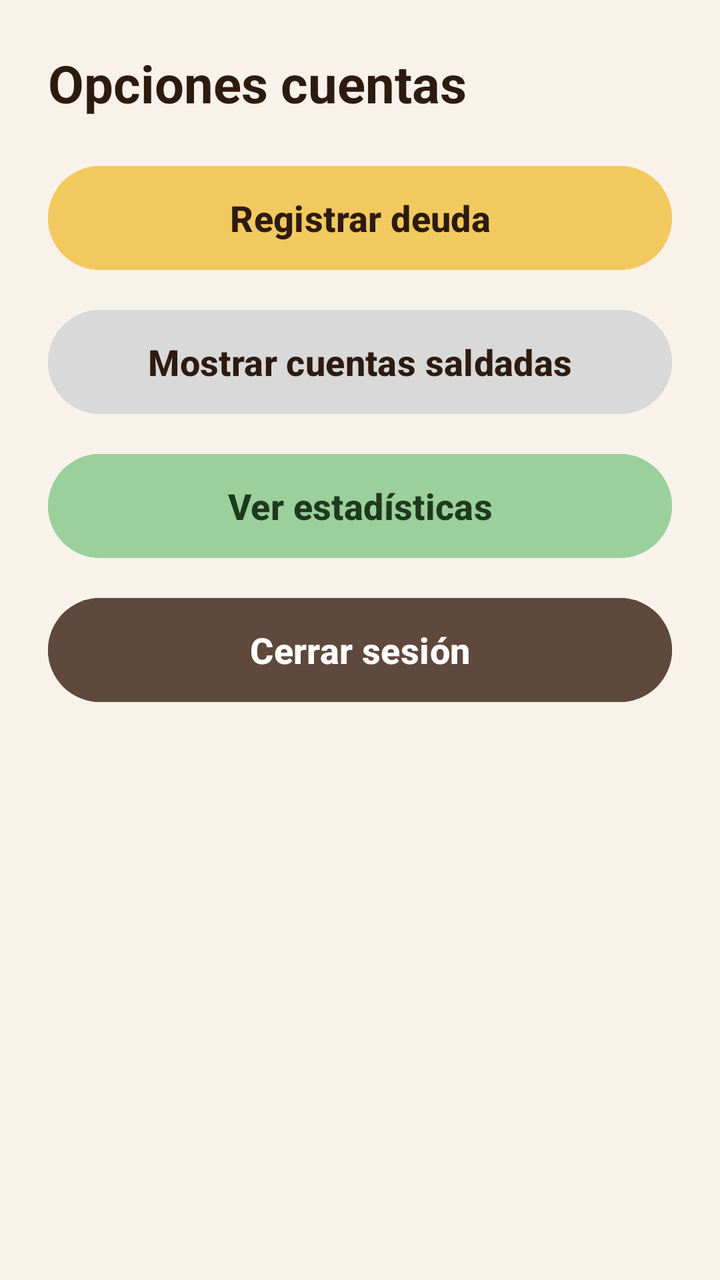
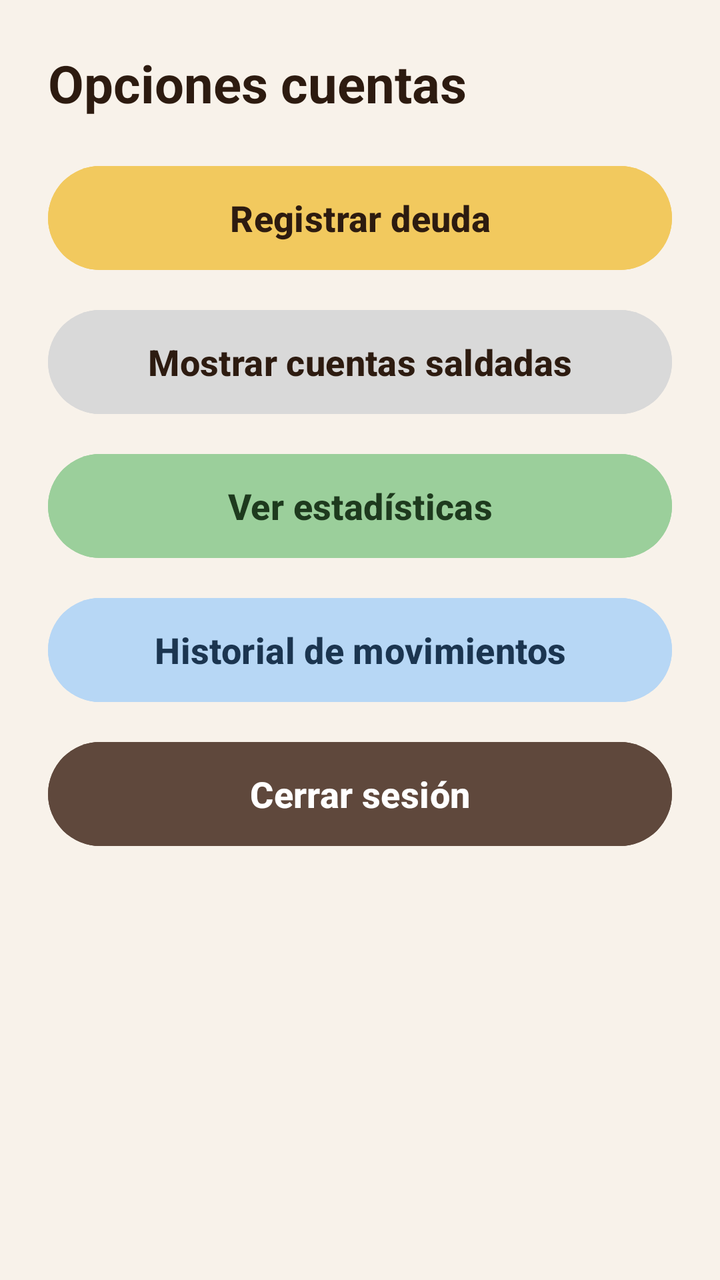

Before-and-after screenshots of an Android layout around one commit, followed by the original layout XML and the change that was made.
<!-- AndroidManifest.xml: application theme Theme.Pananegria -->
<!-- res/layout/bottomsheet_menu_deudas.xml -->
<?xml version="1.0" encoding="utf-8"?>
<LinearLayout
    xmlns:android="http://schemas.android.com/apk/res/android"
    android:layout_width="match_parent"
    android:layout_height="wrap_content"
    android:orientation="vertical"
    android:padding="24dp"
    android:background="#F8F2EA">

    <TextView
        android:layout_width="wrap_content"
        android:layout_height="wrap_content"
        android:text="Opciones cuentas"
        android:textSize="26sp"
        android:textStyle="bold"
        android:textColor="#2D1B10"
        android:layout_marginBottom="20dp"/>

    <Button
        android:id="@+id/btnRegistrarDeuda"
        android:layout_width="match_parent"
        android:layout_height="60dp"
        android:text="Registrar deuda"
        android:textSize="18sp"
        android:textAllCaps="false"
        android:textStyle="bold"
        android:backgroundTint="#F2C95E"
        android:textColor="#2D1B10"/>

    <Button
        android:id="@+id/btnToggleSaldadas"
        android:layout_width="match_parent"
        android:layout_height="60dp"
        android:layout_marginTop="12dp"
        android:text="Mostrar cuentas saldadas"
        android:textSize="18sp"
        android:textAllCaps="false"
        android:textStyle="bold"
        android:backgroundTint="#D9D9D9"
        android:textColor="#2D1B10"/>

    <Button

        android:id="@+id/btnVerEstadisticas"

        android:layout_width="match_parent"

        android:layout_height="60dp"

        android:layout_marginTop="12dp"

        android:text="Ver estadísticas"

        android:textSize="18sp"

        android:textAllCaps="false"

        android:textStyle="bold"

        android:backgroundTint="#9BCF9B"

        android:textColor="#1E3A1E"/>

    

    <Button
        android:id="@+id/btnCerrarSesion"
        android:layout_width="match_parent"
        android:layout_height="60dp"
        android:layout_marginTop="12dp"
        android:backgroundTint="#5F483C"
        android:text="Cerrar sesión"
        android:textAllCaps="false"
        android:textColor="#FFFFFF"
        android:textSize="18sp"
        android:textStyle="bold" />


</LinearLayout>
<!-- resources referenced by this layout -->
<resources>
  <style name="Theme.Pananegria" parent="Base.Theme.Pananegria" />
  <style name="Base.Theme.Pananegria" parent="Theme.Material3.Light.NoActionBar">
          
          
      </style>
</resources>

<!-- the commit's change to res/layout/bottomsheet_menu_deudas.xml (unified diff, before → after) -->
@@ -61,6 +61,28 @@
 
         android:textColor="#1E3A1E"/>
 
+    <Button
+
+        android:id="@+id/btnHistorialMovimientos"
+
+        android:layout_width="match_parent"
+
+        android:layout_height="60dp"
+
+        android:layout_marginTop="12dp"
+
+        android:text="Historial de movimientos"
+
+        android:textSize="18sp"
+
+        android:textAllCaps="false"
+
+        android:textStyle="bold"
+
+        android:backgroundTint="#B7D7F5"
+
+        android:textColor="#1B3550"/>
+
     
 
     <Button
